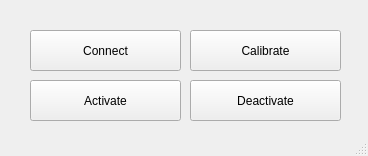
Qt form mainwindow.ui (pnegre/python-whiteboard) before a commit.
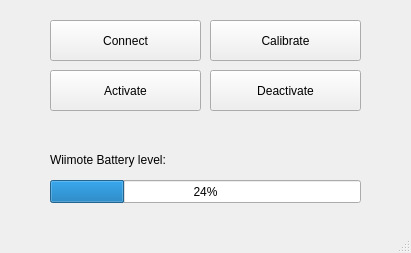
The same form after that commit.

Commit message: Afegida barra de control del nivell de la bateria del wiimote

```diff
--- a/mainwindow.ui
+++ b/mainwindow.ui
@@ -6,8 +6,8 @@
    <rect>
     <x>0</x>
     <y>0</y>
-    <width>368</width>
-    <height>156</height>
+    <width>411</width>
+    <height>253</height>
    </rect>
   </property>
   <property name="windowTitle">
@@ -17,8 +17,8 @@
    <widget class="QPushButton" name="pushButtonConnect">
     <property name="geometry">
      <rect>
-      <x>30</x>
-      <y>30</y>
+      <x>50</x>
+      <y>20</y>
       <width>151</width>
       <height>41</height>
      </rect>
@@ -30,8 +30,8 @@
    <widget class="QPushButton" name="pushButtonActivate">
     <property name="geometry">
      <rect>
-      <x>30</x>
-      <y>80</y>
+      <x>50</x>
+      <y>70</y>
       <width>151</width>
       <height>41</height>
      </rect>
@@ -43,8 +43,8 @@
    <widget class="QPushButton" name="pushButtonDeactivate">
     <property name="geometry">
      <rect>
-      <x>190</x>
-      <y>80</y>
+      <x>210</x>
+      <y>70</y>
       <width>151</width>
       <height>41</height>
      </rect>
@@ -56,8 +56,8 @@
    <widget class="QPushButton" name="pushButtonCalibrate">
     <property name="geometry">
      <rect>
-      <x>190</x>
-      <y>30</y>
+      <x>210</x>
+      <y>20</y>
       <width>151</width>
       <height>41</height>
      </rect>
@@ -66,6 +66,32 @@
      <string>Calibrate</string>
     </property>
    </widget>
+   <widget class="QProgressBar" name="batteryLevel">
+    <property name="geometry">
+     <rect>
+      <x>50</x>
+      <y>180</y>
+      <width>311</width>
+      <height>23</height>
+     </rect>
+    </property>
+    <property name="value">
+     <number>24</number>
+    </property>
+   </widget>
+   <widget class="QLabel" name="label">
+    <property name="geometry">
+     <rect>
+      <x>50</x>
+      <y>150</y>
+      <width>171</width>
+      <height>19</height>
+     </rect>
+    </property>
+    <property name="text">
+     <string>Wiimote Battery level:</string>
+    </property>
+   </widget>
   </widget>
   <widget class="QStatusBar" name="statusbar"/>
   <action name="actionExit">
```
The commit also changes 2 other files.
